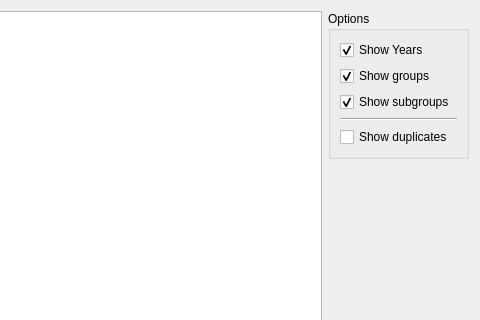
This is src/interface/studentsstatisticsform_template.ui in janLo/FET as Qt 5 draws it before an edit; both pictures show x 274 to 754 and y 0 to 320 of the 754 by 541 pixel window. The edited form follows.
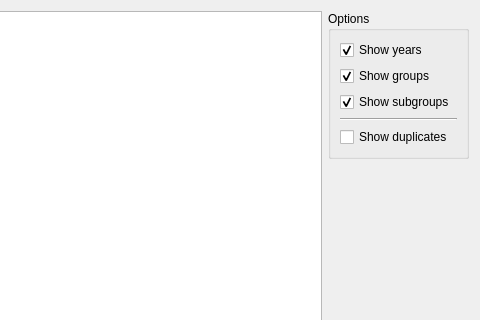
This is the edited form.

Patch:
```diff
--- a/src/interface/studentsstatisticsform_template.ui
+++ b/src/interface/studentsstatisticsform_template.ui
@@ -26,7 +26,7 @@
       <item row="0" column="0">
        <widget class="QCheckBox" name="showYearsCheckBox">
         <property name="text">
-         <string>Show Years</string>
+         <string>Show years</string>
         </property>
         <property name="checked">
          <bool>true</bool>
```
